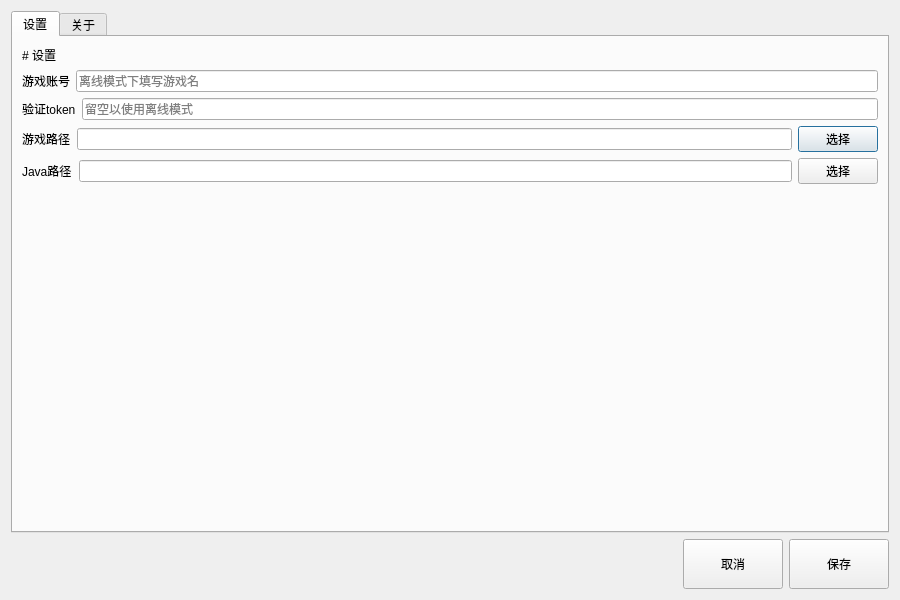
Qt form res/Settings.ui (constant-e/CEMCL) before a commit.
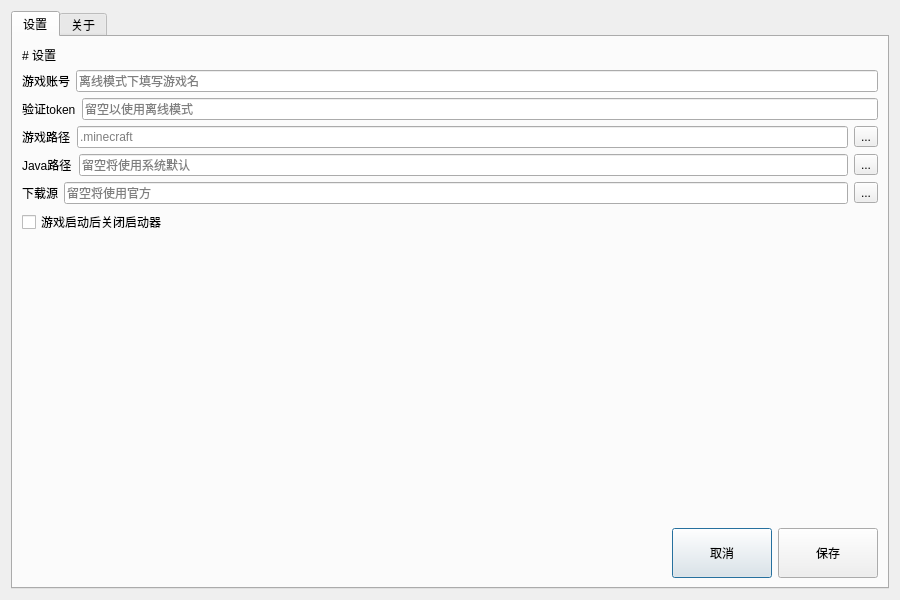
The same form after that commit.

```diff
--- a/res/Settings.ui
+++ b/res/Settings.ui
@@ -13,8 +13,6 @@
   <property name="windowTitle">
    <string>设置</string>
   </property>
-  <layout class="QVBoxLayout" name="verticalLayout_2">
-   <item>
     <layout class="QVBoxLayout" name="verticalLayout">
      <item>
       <widget class="QTabWidget" name="tabWidget">
@@ -125,18 +123,15 @@
                <verstretch>0</verstretch>
               </sizepolicy>
              </property>
+           <property name="placeholderText">
+            <string>.minecraft</string>
+           </property>
             </widget>
            </item>
            <item>
-            <widget class="QPushButton" name="mcDirChooseBtn">
-             <property name="sizePolicy">
-              <sizepolicy hsizetype="Fixed" vsizetype="Fixed">
-               <horstretch>0</horstretch>
-               <verstretch>0</verstretch>
-              </sizepolicy>
-             </property>
+          <widget class="QToolButton" name="mcDirButton">
              <property name="text">
-              <string>选择</string>
+            <string>...</string>
              </property>
             </widget>
            </item>
@@ -165,28 +160,60 @@
                <verstretch>0</verstretch>
               </sizepolicy>
              </property>
+           <property name="placeholderText">
+            <string>留空将使用系统默认</string>
+           </property>
             </widget>
            </item>
            <item>
-            <widget class="QPushButton" name="javaDirChooseBtn">
-             <property name="sizePolicy">
-              <sizepolicy hsizetype="Fixed" vsizetype="Fixed">
-               <horstretch>0</horstretch>
-               <verstretch>0</verstretch>
-              </sizepolicy>
-             </property>
+          <widget class="QToolButton" name="javaDirButton">
+           <property name="text">
+            <string>...</string>
+           </property>
+          </widget>
+         </item>
+        </layout>
+       </item>
+       <item>
+        <layout class="QHBoxLayout" name="downloadSourceLayout">
+         <item>
+          <widget class="QLabel" name="downloadSourceLabel">
              <property name="text">
-              <string>选择</string>
+            <string>下载源</string>
              </property>
             </widget>
            </item>
-          </layout>
-         </item>
+         <item>
+          <widget class="QLineEdit" name="downloadSource">
+           <property name="placeholderText">
+            <string>留空将使用官方</string>
+           </property>
+          </widget>
+         </item>
+         <item>
+          <widget class="QToolButton" name="downloadSourceButton">
+           <property name="text">
+            <string>...</string>
+           </property>
+          </widget>
+         </item>
+        </layout>
+       </item>
+       <item>
+        <widget class="QCheckBox" name="closeAfterLaunchCheckBox">
+         <property name="text">
+          <string>游戏启动后关闭启动器</string>
+         </property>
+        </widget>
+       </item>
          <item>
           <spacer name="settingsVSpacer">
            <property name="orientation">
             <enum>Qt::Vertical</enum>
            </property>
+         <property name="sizeType">
+          <enum>QSizePolicy::Expanding</enum>
+         </property>
            <property name="sizeHint" stdset="0">
             <size>
              <width>20</width>
@@ -195,59 +222,6 @@
            </property>
           </spacer>
          </item>
-        </layout>
-       </widget>
-       <widget class="QWidget" name="aboutTab">
-        <attribute name="title">
-         <string>关于</string>
-        </attribute>
-        <layout class="QGridLayout" name="gridLayout_3">
-         <item row="0" column="0">
-          <layout class="QGridLayout" name="aboutLayout">
-           <item row="0" column="0">
-            <widget class="QLabel" name="aboutTitle">
-             <property name="text">
-              <string># 关于</string>
-             </property>
-             <property name="textFormat">
-              <enum>Qt::MarkdownText</enum>
-             </property>
-            </widget>
-           </item>
-           <item row="1" column="0">
-            <widget class="QTextBrowser" name="aboutText">
-             <property name="markdown">
-              <string>## CE Minecraft Launcher
-### 版本信息
-版本：v1.0.0Beta（02b/231004）
-
-### 更新日志
-#### 231004
-优化 项目结构
-新增 完善设置界面
-新增 初步加载版本列表
-#### 231002
-优化 项目结构  
-新增 完善设置界面
-新增 完善加载配置文件
-#### 231001
-Initial version
-
-### 鸣谢
-Qt/Qt6  
-bytedance/sonic-cpp
-              </string>
-             </property>
-            </widget>
-           </item>
-          </layout>
-         </item>
-        </layout>
-       </widget>
-      </widget>
-     </item>
-    </layout>
-   </item>
    <item>
     <layout class="QHBoxLayout" name="settingsBtnsLayout">
      <item>
@@ -302,6 +276,36 @@
       </widget>
      </item>
     </layout>
+       </item>
+      </layout>
+     </widget>
+     <widget class="QWidget" name="aboutTab">
+      <attribute name="title">
+       <string>关于</string>
+      </attribute>
+      <layout class="QGridLayout" name="aboutLayout">
+       <item row="0" column="0">
+        <widget class="QLabel" name="aboutTitle">
+         <property name="text">
+          <string># 关于</string>
+         </property>
+         <property name="textFormat">
+          <enum>Qt::MarkdownText</enum>
+         </property>
+        </widget>
+       </item>
+       <item row="1" column="0">
+        <widget class="QTextBrowser" name="aboutText">
+         <property name="source">
+          <url>
+           <string>qrc:/text/about.md</string>
+          </url>
+         </property>
+        </widget>
+       </item>
+      </layout>
+     </widget>
+    </widget>
    </item>
   </layout>
  </widget>
```
Left out of the diff: 2 changed lines with no effect on the pictures. Lines whose indentation alone changed are shown as unchanged.
